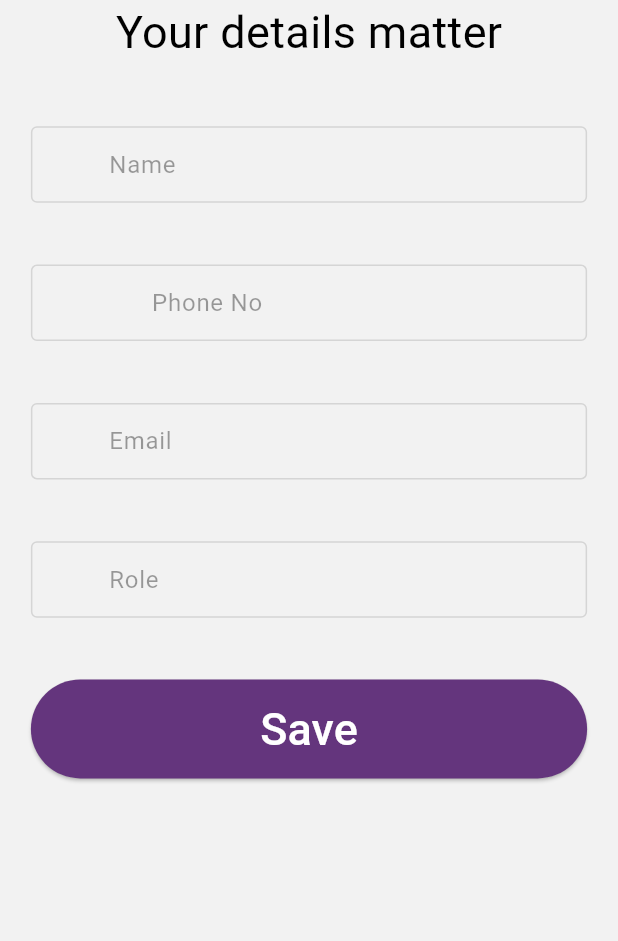
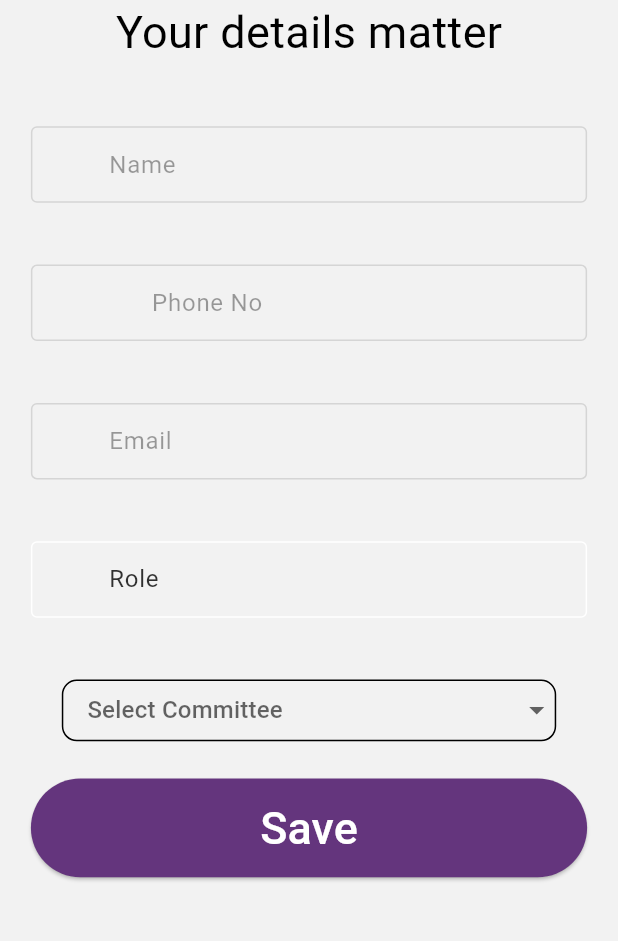
Before and after one commit to RohitBB3010/HackHive_CampusSync, a Flutter app: the AuthorityMandatoryFields screen opened directly, on a phone screen of 412 x 824 dp, the part 84-1025 px from its top. Run offline on Flutter 3.47's test engine with Material 3 defaults, Android fonts, the phone set to English and light mode, and no system bars; drawn by our look-alikes of auto_size_text, dropdown_button2; our stand-ins replace bloc, cloud_firestore, copy_with_extension, firebase_auth, firebase_core, flutter_bloc and 2 more; accounts and stored records are empty; network calls fail; Roboto replaces fonts that are missing (Euclid).

Commit message:
Added mandatory field form for authority

```diff
--- a/lib/auth/forms/login_form.dart
+++ b/lib/auth/forms/login_form.dart
@@ -69,6 +69,7 @@ class LoginForm extends StatelessWidget {
                     borderRadius: BorderRadius.circular(5.0)),
                 width: MediaQuery.of(context).size.width * 0.8,
                 child: CustomDropDown(
+                    onChanged: context.read<AuthCubit>().setUserType,
                     items: userType.map((e) {
                       return DropdownMenuItem<String>(
                           value: e, child: AutoSizeText(e));
--- a/lib/authority/login/authority_mandatory_fields.dart
+++ b/lib/authority/login/authority_mandatory_fields.dart
@@ -3,6 +3,7 @@ import 'package:campus_sync/auth/cubits/auth_cubit.dart';
 import 'package:campus_sync/authority/login/cubits/authority_mandatory_fields_cubit.dart';
 import 'package:campus_sync/authority/login/cubits/check_authority_cubit.dart';
 import 'package:campus_sync/authority/login/forms/authority_mandatory_field_state.dart';
+import 'package:campus_sync/components/customDropDown.dart';
 import 'package:campus_sync/components/custom_text_field.dart';
 import 'package:campus_sync/components/elevated_button.dart';
 import 'package:campus_sync/components/text_button.dart';
@@ -19,6 +20,7 @@ class AuthorityMandatoryFields extends StatelessWidget {
   final nameController = TextEditingController();
   final clinicPhoneController = TextEditingController();
   final emailController = TextEditingController();
+  final roleCOntroller = TextEditingController();
   String? selectedValue;
   final List<String> committees = [
     'CSI',
@@ -30,9 +32,6 @@ class AuthorityMandatoryFields extends StatelessWidget {
   ];
   @override
   Widget build(BuildContext context) {
-    final screenSize = MediaQuery.of(context).size;
-    final screenWidth = screenSize.width;
-    final screenHeight = screenSize.height;
     return BlocProvider(
       create: (context) => AuthorityMandatoryFieldsCubit()
         ..fetchMandatoryFieldsData(context.read<AuthCubit>().uid)
@@ -139,12 +138,36 @@ class AuthorityMandatoryFields extends StatelessWidget {
                                   onChanged: context
                                       .read<AuthorityMandatoryFieldsCubit>()
                                       .roleChanged,
-                                  controller: emailController,
-                                  errorText: state.email.error,
-                                  enabled: !state.hasEmail,
+                                  controller: roleCOntroller,
+                                  errorText: null,
+                                  enabled: true,
                                 ),
                               ),
                               heightBetweenFields_2(context),
+                              Container(
+                                width: MediaQuery.of(context).size.width * 0.8,
+                                height:
+                                    MediaQuery.of(context).size.height * 0.05,
+                                decoration: BoxDecoration(
+                                    border: Border.all(color: Colors.black),
+                                    borderRadius: BorderRadius.circular(10.0)),
+                                child: CustomDropDown(
+                                  onChanged: context
+                                      .read<AuthorityMandatoryFieldsCubit>()
+                                      .roleChanged,
+                                  items: committees.map((committee) {
+                                    return DropdownMenuItem<String>(
+                                        value: committee,
+                                        child: AutoSizeText(committee));
+                                  }).toList(),
+                                  dropdownHeight:
+                                      MediaQuery.of(context).size.height * 0.05,
+                                  dropdownWidth:
+                                      MediaQuery.of(context).size.width * 0.05,
+                                  hint: const AutoSizeText('Select Committee'),
+                                ),
+                              ),
+                              heightBetweenFields_1(context),
                               CustomElevatedButton(
                                   title: 'Save',
                                   color: secondary_2,
--- a/lib/authority/login/cubits/authority_mandatory_fields_cubit.dart
+++ b/lib/authority/login/cubits/authority_mandatory_fields_cubit.dart
@@ -97,15 +97,17 @@ class AuthorityMandatoryFieldsCubit
         data[FBAuthorityConsts.fieldEmail] != null;
     final hasPhoneNo = data.containsKey(FBAuthorityConsts.fieldPhone) &&
         data[FBAuthorityConsts.fieldPhone] != null;
-
     final hasName = data.containsKey(FBAuthorityConsts.fieldName) &&
         data[FBAuthorityConsts.fieldName] != null;
+    final hasRole = data.containsKey(FBAuthorityConsts.fieldRole) &&
+        data[FBAuthorityConsts.fieldPhone] != null;
 
     emit(
       state.copyWith(
         hasEmail: hasEmail,
         hasPhoneNo: hasPhoneNo,
         hasName: hasName,
+        hasRole: hasRole,
       ),
     );
   }
--- a/lib/authority/login/cubits/check_authority_cubit.dart
+++ b/lib/authority/login/cubits/check_authority_cubit.dart
@@ -13,6 +13,7 @@ class CheckAuthorityCubit extends Cubit<CheckAuthorityState> {
         .doc(userID)
         .get();
 
+    if (snapshot.data() != null) {
       final data = snapshot.data()! as Map<String, dynamic>;
 
       final hasEmail = data.containsKey(FBAuthorityConsts.fieldEmail) &&
@@ -21,8 +22,6 @@ class CheckAuthorityCubit extends Cubit<CheckAuthorityState> {
           data[FBAuthorityConsts.fieldName] != null;
       final hasPhoneNo = data.containsKey(FBAuthorityConsts.fieldPhone) &&
           data[FBAuthorityConsts.fieldPhone] != null;
-    // final hasDob = data.containsKey(FBAuthorityConsts.fieldDob) &&
-    //     data[FBAuthorityConsts.fieldDob] != null;
 
       if (hasName && hasPhoneNo && hasEmail) {
         emitAllDataPresentState();
@@ -30,6 +29,7 @@ class CheckAuthorityCubit extends Cubit<CheckAuthorityState> {
         emit(AuthorityDataUnavailableState());
       }
     }
+  }
 
   void emitAllDataPresentState() {
     emit(AuthorityAllDataPresentState());
--- a/lib/authority/login/forms/authority_mandatory_field_state.dart
+++ b/lib/authority/login/forms/authority_mandatory_field_state.dart
@@ -15,6 +15,7 @@ class AuthorityMandatoryFieldState extends CheckAuthorityState with FormzMixin {
     this.hasEmail = false,
     this.hasPhoneNo = false,
     this.hasName = false,
+    this.hasRole = false,
     this.role = const Role.pure(),
   });
 
@@ -26,6 +27,7 @@ class AuthorityMandatoryFieldState extends CheckAuthorityState with FormzMixin {
   bool hasEmail;
   bool hasPhoneNo;
   bool hasName;
+  bool hasRole;
 
   @override
   List<FormzInput> get inputs => [name, phone, email, role];
--- a/lib/components/customDropDown.dart
+++ b/lib/components/customDropDown.dart
@@ -10,12 +10,14 @@ class CustomDropDown extends StatefulWidget {
     required this.dropdownHeight,
     required this.dropdownWidth,
     required this.hint,
+    required this.onChanged,
   });
 
   final List<DropdownMenuItem<String>> items;
   final double dropdownWidth;
   final double dropdownHeight;
   final Widget hint;
+  final void Function(String) onChanged;
 
   @override
   State<CustomDropDown> createState() => _CustomDropDownState();
@@ -33,7 +35,7 @@ class _CustomDropDownState extends State<CustomDropDown> {
         if (value != null && widget.items.any((item) => item.value == value)) {
           setState(() {
             selectedValue = value;
-            context.read<AuthCubit>().setUserType(selectedValue);
+            widget.onChanged(selectedValue != null ? selectedValue! : '');
           });
         }
       },
--- a/lib/consts/fb_const.dart
+++ b/lib/consts/fb_const.dart
@@ -1,32 +1,27 @@
 class FBStudentConsts {
-  static const collStudents = 'students';
+  static const collStudents = 'Students';
   static const fieldEmail = 'email';
   static const fieldPhone = 'phone';
   static const fieldImageUrl = 'imageUrl';
   static const fieldDownloadPath = 'filePath';
-  static const fieldIsVerified = 'isVerified';
   static const fieldName = 'name';
-  static const fieldDob = 'dob';
 }
 
 class FBAuthorityConsts {
-  static const collAuthority = 'authority';
+  static const collAuthority = 'Authority';
   static const fieldEmail = 'email';
   static const fieldPhone = 'phone';
   static const fieldImageUrl = 'imageUrl';
   static const fieldDownloadPath = 'filePath';
-  static const fieldIsVerified = 'isVerified';
   static const fieldName = 'name';
-  static const fieldDob = 'dob';
+  static const fieldRole = 'role';
 }
 
 class FBCommitteeConsts {
-  static const collCommittee = 'committee';
+  static const collCommittee = 'Committee';
   static const fieldEmail = 'email';
   static const fieldPhone = 'phone';
   static const fieldImageUrl = 'imageUrl';
   static const fieldDownloadPath = 'filePath';
-  static const fieldIsVerified = 'isVerified';
   static const fieldName = 'name';
-  static const fieldDob = 'dob';
 }
```
Also changed, not shown: lib/committee/login/cubits/check_committee_cubit.dart (+5 -5 lines), lib/authority/login/forms/authority_mandatory_field_state.g.dart, pubspec.lock. Lines whose indentation alone changed are shown as unchanged.
